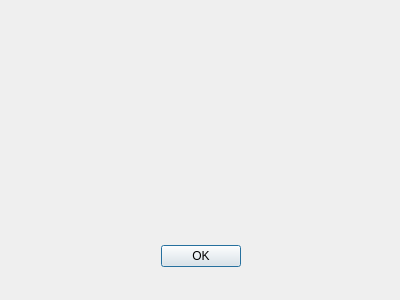
Qt form HoofdpijnAgenda/over.ui (patrick-kox/Hoofdpijn-Agenda) before a commit.
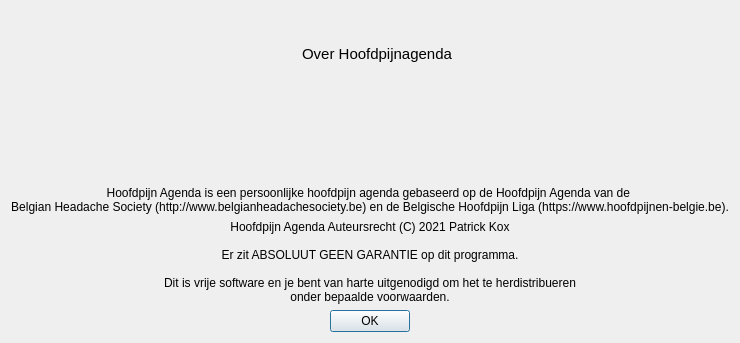
The same form after that commit. Icons and pictures are not drawn.

The edit to the form file:
```diff
--- a/HoofdpijnAgenda/over.ui
+++ b/HoofdpijnAgenda/over.ui
@@ -6,8 +6,8 @@
    <rect>
     <x>0</x>
     <y>0</y>
-    <width>400</width>
-    <height>300</height>
+    <width>609</width>
+    <height>343</height>
    </rect>
   </property>
   <property name="windowTitle">
@@ -17,25 +17,139 @@
    <iconset resource="Resources.qrc">
     <normaloff>:/images/HoofdpijnAgenda.jpg</normaloff>:/images/HoofdpijnAgenda.jpg</iconset>
   </property>
-  <widget class="QDialogButtonBox" name="buttonBox">
-   <property name="geometry">
-    <rect>
-     <x>30</x>
-     <y>240</y>
-     <width>341</width>
-     <height>32</height>
-    </rect>
-   </property>
-   <property name="orientation">
-    <enum>Qt::Horizontal</enum>
-   </property>
-   <property name="standardButtons">
-    <set>QDialogButtonBox::Ok</set>
-   </property>
-   <property name="centerButtons">
-    <bool>true</bool>
-   </property>
-  </widget>
+  <layout class="QVBoxLayout" name="verticalLayout">
+   <item>
+    <layout class="QGridLayout" name="gridLayout">
+     <item row="0" column="0">
+      <widget class="QLabel" name="label_3">
+       <property name="maximumSize">
+        <size>
+         <width>200</width>
+         <height>161</height>
+        </size>
+       </property>
+       <property name="text">
+        <string extracomment="Hoofdpijn Agenda logo"/>
+       </property>
+       <property name="pixmap">
+        <pixmap resource="Resources.qrc">:/images/HoofdpijnAgenda.jpg</pixmap>
+       </property>
+       <property name="scaledContents">
+        <bool>true</bool>
+       </property>
+      </widget>
+     </item>
+     <item row="0" column="3">
+      <spacer name="horizontalSpacer_2">
+       <property name="orientation">
+        <enum>Qt::Horizontal</enum>
+       </property>
+       <property name="sizeHint" stdset="0">
+        <size>
+         <width>40</width>
+         <height>20</height>
+        </size>
+       </property>
+      </spacer>
+     </item>
+     <item row="4" column="2">
+      <spacer name="verticalSpacer">
+       <property name="orientation">
+        <enum>Qt::Vertical</enum>
+       </property>
+       <property name="sizeHint" stdset="0">
+        <size>
+         <width>20</width>
+         <height>40</height>
+        </size>
+       </property>
+      </spacer>
+     </item>
+     <item row="0" column="2">
+      <widget class="QLabel" name="label">
+       <property name="sizePolicy">
+        <sizepolicy hsizetype="Expanding" vsizetype="Expanding">
+         <horstretch>0</horstretch>
+         <verstretch>0</verstretch>
+        </sizepolicy>
+       </property>
+       <property name="minimumSize">
+        <size>
+         <width>250</width>
+         <height>0</height>
+        </size>
+       </property>
+       <property name="font">
+        <font>
+         <pointsize>11</pointsize>
+        </font>
+       </property>
+       <property name="text">
+        <string>Over Hoofdpijnagenda</string>
+       </property>
+       <property name="alignment">
+        <set>Qt::AlignCenter</set>
+       </property>
+      </widget>
+     </item>
+     <item row="0" column="1">
+      <spacer name="horizontalSpacer">
+       <property name="orientation">
+        <enum>Qt::Horizontal</enum>
+       </property>
+       <property name="sizeHint" stdset="0">
+        <size>
+         <width>40</width>
+         <height>20</height>
+        </size>
+       </property>
+      </spacer>
+     </item>
+    </layout>
+   </item>
+   <item>
+    <widget class="QLabel" name="label_5">
+     <property name="text">
+      <string>Hoofdpijn Agenda is een persoonlijke hoofdpijn agenda gebaseerd op de Hoofdpijn Agenda van de 
+Belgian Headache Society (http://www.belgianheadachesociety.be) en de Belgische Hoofdpijn Liga (https://www.hoofdpijnen-belgie.be).</string>
+     </property>
+     <property name="alignment">
+      <set>Qt::AlignCenter</set>
+     </property>
+     <property name="textInteractionFlags">
+      <set>Qt::LinksAccessibleByKeyboard|Qt::LinksAccessibleByMouse</set>
+     </property>
+    </widget>
+   </item>
+   <item>
+    <widget class="QLabel" name="label_2">
+     <property name="text">
+      <string>Hoofdpijn Agenda Auteursrecht (C) 2021 Patrick Kox
+
+Er zit ABSOLUUT GEEN GARANTIE op dit programma.
+
+Dit is vrije software en je bent van harte uitgenodigd om het te herdistribueren
+onder bepaalde voorwaarden.</string>
+     </property>
+     <property name="alignment">
+      <set>Qt::AlignCenter</set>
+     </property>
+    </widget>
+   </item>
+   <item>
+    <widget class="QDialogButtonBox" name="buttonBox">
+     <property name="orientation">
+      <enum>Qt::Horizontal</enum>
+     </property>
+     <property name="standardButtons">
+      <set>QDialogButtonBox::Ok</set>
+     </property>
+     <property name="centerButtons">
+      <bool>true</bool>
+     </property>
+    </widget>
+   </item>
+  </layout>
  </widget>
  <resources>
   <include location="Resources.qrc"/>
```
Left out of the diff: 5 changed lines with no effect on the pictures.
